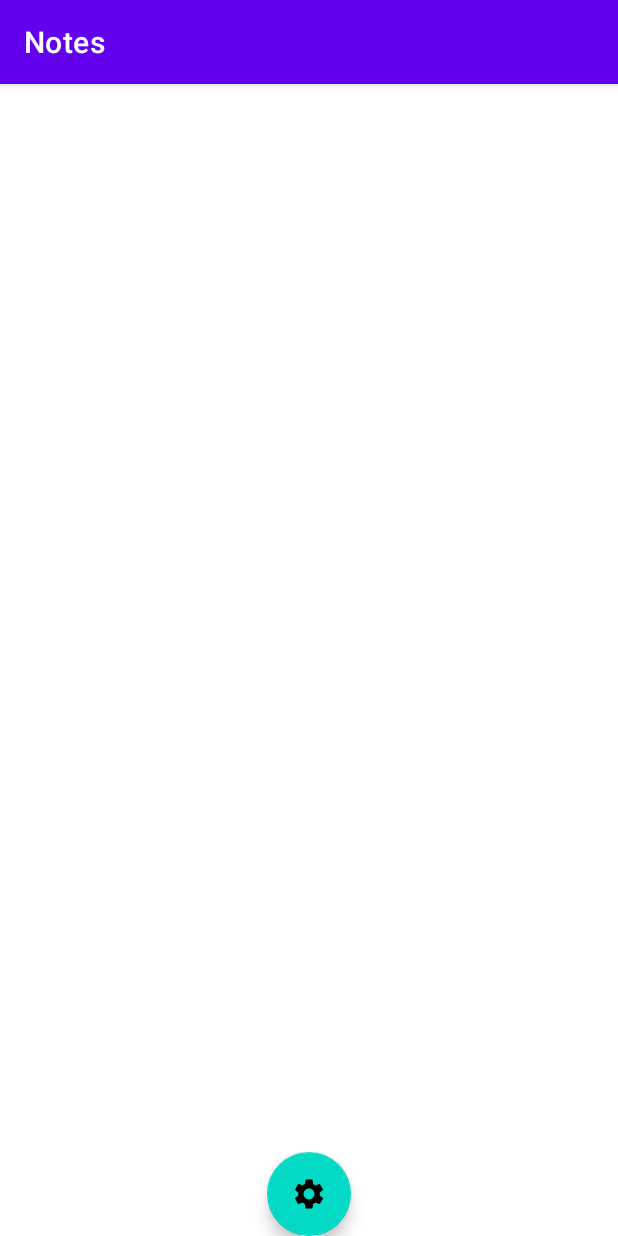
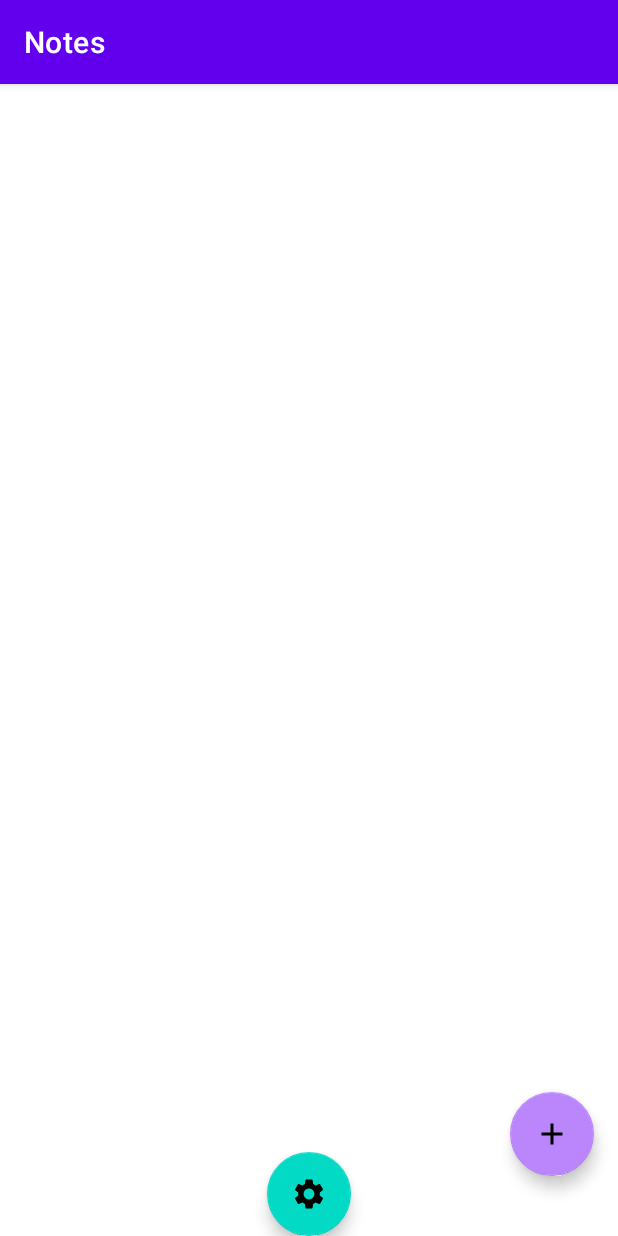
Before and after one commit to divya-evo/NotesAppFinal, an Android app: the screen it shows after launch (MainActivity), on a phone screen of 412 x 824 dp. Run offline under Robolectric (Android 15) with nearby library versions, the phone set to English and light mode, and no system bars.

```diff
--- a/NotesApp5/app/src/main/java/com/example/notesapp4/MainActivity.java
+++ b/NotesApp5/app/src/main/java/com/example/notesapp4/MainActivity.java
@@ -268,8 +268,8 @@ public class MainActivity extends AppCompatActivity {
         //updating
         if(requestCode == 3){
             if (resultCode == RESULT_OK) {
-                String titleText = data.getStringExtra("Title Text Update");
-                String contentText = data.getStringExtra("Content Text Update");
+                String titleText = data.getStringExtra("title");
+                String contentText = data.getStringExtra("content");
 
                 NoteItem updateNote = new NoteItem(titleText, contentText, false);
                 myDB.updateData(updateNote);
--- a/NotesApp5/app/src/main/java/com/example/notesapp4/RecyclerAdapter.java
+++ b/NotesApp5/app/src/main/java/com/example/notesapp4/RecyclerAdapter.java
@@ -124,10 +124,10 @@ public class RecyclerAdapter extends RecyclerView.Adapter<RecyclerAdapter.MyView
             public void onClick(View v) {
 
                 //int position = holder.getAdapterPosition();
-                Log.i("check value",  myValues.get(position).getTitle());
+               // Log.i("check value",  myValues.get(position).getId());
 
                 Intent intent = new Intent(context, UpdateActivity.class);
-                int position = holder.getAdapterPosition();
+               // int position = holder.getAdapterPosition();
                 NoteItem noteItem = new NoteItem();
                 Log.i("check value",  myValues.get(position).getTitle());
                 intent.putExtra("id", myValues.get(position).getId());
--- a/NotesApp5/app/src/main/res/layout/activity_main.xml
+++ b/NotesApp5/app/src/main/res/layout/activity_main.xml
@@ -34,7 +34,22 @@
         app:layout_constraintStart_toStartOf="parent"
         app:layout_constraintTop_toBottomOf="@+id/linearLayout3" />
 
-
+    <com.google.android.material.floatingactionbutton.FloatingActionButton
+        android:id="@+id/add_button"
+        android:layout_width="wrap_content"
+        android:layout_height="wrap_content"
+        android:layout_marginEnd="16dp"
+        android:layout_marginRight="16dp"
+        android:layout_marginBottom="40dp"
+        android:layout_weight="30"
+        android:clickable="true"
+        android:focusable="true"
+        app:backgroundTint="@color/add_light"
+        app:layout_constraintBottom_toBottomOf="parent"
+        app:layout_constraintEnd_toEndOf="@+id/recyclerview"
+        app:rippleColor="@color/white"
+        app:srcCompat="@drawable/add"
+        tools:ignore="VectorDrawableCompat" />
     <LinearLayout
         android:id="@+id/expandable"
         android:layout_width="match_parent"
@@ -57,22 +72,22 @@
             app:layout_constraintBottom_toBottomOf="parent"
             app:layout_constraintStart_toStartOf="parent" />
 
-        <com.google.android.material.floatingactionbutton.FloatingActionButton
-            android:id="@+id/add_button"
-            android:layout_width="wrap_content"
-            android:layout_height="wrap_content"
-            android:layout_marginEnd="16dp"
-            android:layout_marginRight="16dp"
-            android:layout_marginBottom="40dp"
-            android:layout_weight="30"
-            android:clickable="true"
-            android:focusable="true"
-            app:backgroundTint="@color/add_light"
-            app:layout_constraintBottom_toBottomOf="parent"
-            app:layout_constraintEnd_toEndOf="@+id/recyclerview"
-            app:rippleColor="@color/white"
-            app:srcCompat="@drawable/add"
-            tools:ignore="VectorDrawableCompat" />
+<!--        <com.google.android.material.floatingactionbutton.FloatingActionButton-->
+<!--            android:id="@+id/add_button"-->
+<!--            android:layout_width="wrap_content"-->
+<!--            android:layout_height="wrap_content"-->
+<!--            android:layout_marginEnd="16dp"-->
+<!--            android:layout_marginRight="16dp"-->
+<!--            android:layout_marginBottom="40dp"-->
+<!--            android:layout_weight="30"-->
+<!--            android:clickable="true"-->
+<!--            android:focusable="true"-->
+<!--            app:backgroundTint="@color/add_light"-->
+<!--            app:layout_constraintBottom_toBottomOf="parent"-->
+<!--            app:layout_constraintEnd_toEndOf="@+id/recyclerview"-->
+<!--            app:rippleColor="@color/white"-->
+<!--            app:srcCompat="@drawable/add"-->
+<!--            tools:ignore="VectorDrawableCompat" />-->
 
     </LinearLayout>
 
```
Also changed, not shown: NotesApp5/app/src/main/java/com/example/notesapp4/UpdateActivity.java (+7 -5 lines).
